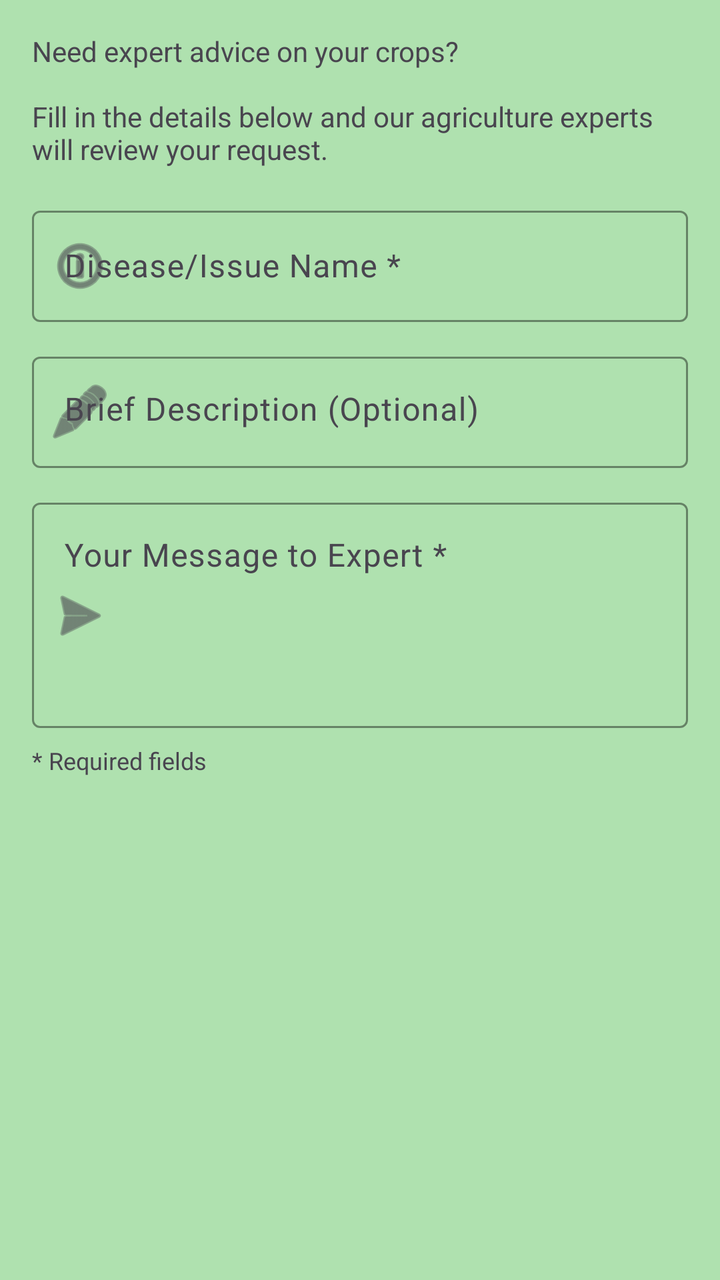
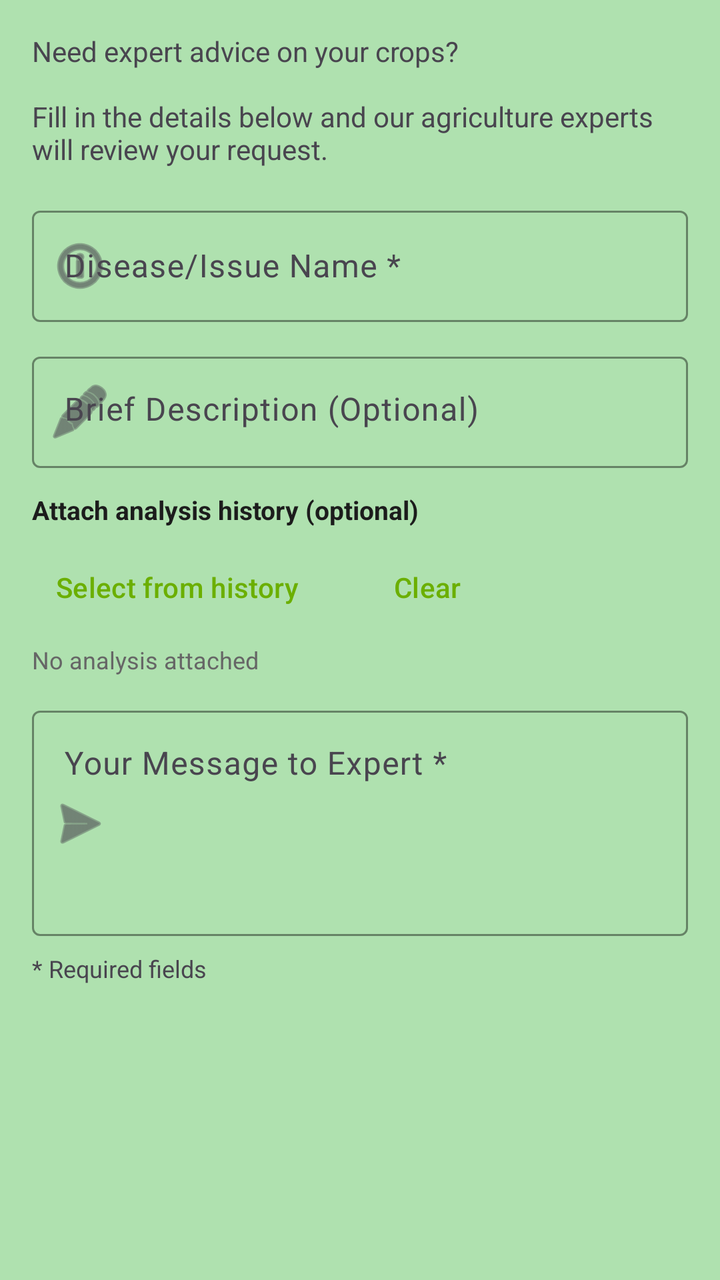

Before-and-after screenshots of an Android layout around one commit, followed by the original layout XML and the change that was made.
<!-- AndroidManifest.xml: application theme Theme.CapstoneProjectApp -->
<!-- res/layout/dialog_consultation_request.xml -->
<?xml version="1.0" encoding="utf-8"?>
<ScrollView xmlns:android="http://schemas.android.com/apk/res/android"
    xmlns:app="http://schemas.android.com/apk/res-auto"
    android:layout_width="match_parent"
    android:layout_height="wrap_content"
    android:padding="16dp">

    <LinearLayout
        android:layout_width="match_parent"
        android:layout_height="wrap_content"
        android:orientation="vertical">

        <com.google.android.material.textview.MaterialTextView
            android:layout_width="match_parent"
            android:layout_height="wrap_content"
            android:text="Need expert advice on your crops?\n\nFill in the details below and our agriculture experts will review your request."
            android:textSize="14sp"
            android:layout_marginBottom="16dp"
            android:textColor="?android:textColorSecondary" />

        <com.google.android.material.textfield.TextInputLayout
            android:layout_width="match_parent"
            android:layout_height="wrap_content"
            android:layout_marginBottom="12dp"
            app:boxBackgroundMode="outline"
            app:boxStrokeColor="@color/Mild_Tone_Green"
            app:startIconDrawable="@android:drawable/ic_menu_info_details">

            <com.google.android.material.textfield.TextInputEditText
                android:id="@+id/etDiseaseName"
                android:layout_width="match_parent"
                android:layout_height="wrap_content"
                android:hint="Disease/Issue Name *"
                android:inputType="text" />
        </com.google.android.material.textfield.TextInputLayout>

        <com.google.android.material.textfield.TextInputLayout
            android:layout_width="match_parent"
            android:layout_height="wrap_content"
            android:layout_marginBottom="12dp"
            app:boxBackgroundMode="outline"
            app:boxStrokeColor="@color/Mild_Tone_Green"
            app:startIconDrawable="@android:drawable/ic_menu_edit">

            <com.google.android.material.textfield.TextInputEditText
                android:id="@+id/etDescription"
                android:layout_width="match_parent"
                android:layout_height="wrap_content"
                android:hint="Brief Description (Optional)"
                android:inputType="textCapSentences"
                android:minLines="2"
                android:gravity="top" />
        </com.google.android.material.textfield.TextInputLayout>

        <com.google.android.material.textfield.TextInputLayout
            android:layout_width="match_parent"
            android:layout_height="wrap_content"
            app:boxBackgroundMode="outline"
            app:boxStrokeColor="@color/Mild_Tone_Green"
            app:startIconDrawable="@android:drawable/ic_menu_send">

            <com.google.android.material.textfield.TextInputEditText
                android:id="@+id/etMessage"
                android:layout_width="match_parent"
                android:layout_height="wrap_content"
                android:hint="Your Message to Expert *"
                android:inputType="textMultiLine|textCapSentences"
                android:minLines="4"
                android:gravity="top" />
        </com.google.android.material.textfield.TextInputLayout>

        <com.google.android.material.textview.MaterialTextView
            android:layout_width="match_parent"
            android:layout_height="wrap_content"
            android:text="* Required fields"
            android:textSize="12sp"
            android:layout_marginTop="8dp"
            android:textColor="?android:textColorSecondary" />

    </LinearLayout>
</ScrollView>
<!-- resources referenced by this layout -->
<resources>
  <color name="Mild_Tone_Green">#7DA97D</color>&gt;
  <style name="Theme.CapstoneProjectApp" parent="Base.Theme.CapstoneProjectApp" />
  <style name="Base.Theme.CapstoneProjectApp" parent="Theme.Material3.Light.NoActionBar">
          
          <item name="colorPrimary">@color/Deep_Natural_Green</item>
          <item name="colorPrimaryVariant">@color/Mild_Tone_Green</item>
          <item name="colorOnPrimary">@android:color/white</item>
          
          
          <item name="colorSecondary">@color/Bright_Lime_Green</item>
          <item name="colorSecondaryVariant">@color/Mild_Tone_Green</item>
          <item name="colorOnSecondary">@android:color/white</item>
          
          
          <item name="android:colorBackground">@color/Soft_Mint_Green</item>
          <item name="colorSurface">@android:color/white</item>
          <item name="colorOnBackground">@color/Near_Black</item>
          <item name="colorOnSurface">@color/Near_Black</item>
          
          
          <item name="android:statusBarColor">@color/Deep_Natural_Green</item>
          <item name="android:windowLightStatusBar">false</item>
          
          
          <item name="android:navigationBarColor">@color/Deep_Natural_Green</item>
          
          
          <item name="android:forceDarkAllowed">false</item>
  
          
          <item name="bottomNavigationStyle">@style/Widget.App.BottomNavigationView</item>
      </style>
  <color name="Deep_Natural_Green">#6BAF00</color>
  <color name="Bright_Lime_Green">#A3D900</color>
  <color name="Soft_Mint_Green">#AFE1AF</color>
  <color name="Near_Black">#1C1C1C</color>
  <style name="Widget.App.BottomNavigationView" parent="Widget.Material3.BottomNavigationView">
          <item name="materialThemeOverlay">@style/ThemeOverlay.App.BottomNavigationView</item>
          <item name="itemIconTint">@color/bottom_nav_color</item>
          <item name="itemTextColor">@color/bottom_nav_color</item>
          <item name="itemRippleColor">@color/Mild_Tone_Green</item>
      </style>
  <style name="ThemeOverlay.App.BottomNavigationView" parent="">
          <item name="colorPrimary">@color/Deep_Natural_Green</item>
          <item name="colorOnPrimary">@color/Muted_Gray</item>
          <item name="colorSurface">@android:color/white</item>
      </style>
  <color name="Muted_Gray">#666666</color>
</resources>

<!-- the commit's change to res/layout/dialog_consultation_request.xml (unified diff, before → after) -->
@@ -52,6 +52,52 @@
                 android:gravity="top" />
         </com.google.android.material.textfield.TextInputLayout>
 
+        <LinearLayout
+            android:layout_width="match_parent"
+            android:layout_height="wrap_content"
+            android:orientation="vertical"
+            android:layout_marginBottom="12dp">
+
+            <TextView
+                android:layout_width="match_parent"
+                android:layout_height="wrap_content"
+                android:text="Attach analysis history (optional)"
+                android:textSize="13sp"
+                android:textStyle="bold"
+                android:textColor="@color/Near_Black"
+                android:layout_marginBottom="6dp" />
+
+            <LinearLayout
+                android:layout_width="match_parent"
+                android:layout_height="wrap_content"
+                android:orientation="horizontal">
+
+                <com.google.android.material.button.MaterialButton
+                    android:id="@+id/btnSelectHistory"
+                    style="@style/Widget.Material3.Button.TextButton"
+                    android:layout_width="wrap_content"
+                    android:layout_height="wrap_content"
+                    android:text="Select from history" />
+
+                <com.google.android.material.button.MaterialButton
+                    android:id="@+id/btnClearHistorySelection"
+                    style="@style/Widget.Material3.Button.TextButton"
+                    android:layout_width="wrap_content"
+                    android:layout_height="wrap_content"
+                    android:layout_marginStart="8dp"
+                    android:text="Clear" />
+            </LinearLayout>
+
+            <TextView
+                android:id="@+id/tvSelectedHistory"
+                android:layout_width="match_parent"
+                android:layout_height="wrap_content"
+                android:text="No analysis attached"
+                android:textSize="12sp"
+                android:textColor="@color/Muted_Gray"
+                android:layout_marginTop="4dp" />
+        </LinearLayout>
+
         <com.google.android.material.textfield.TextInputLayout
             android:layout_width="match_parent"
             android:layout_height="wrap_content"
